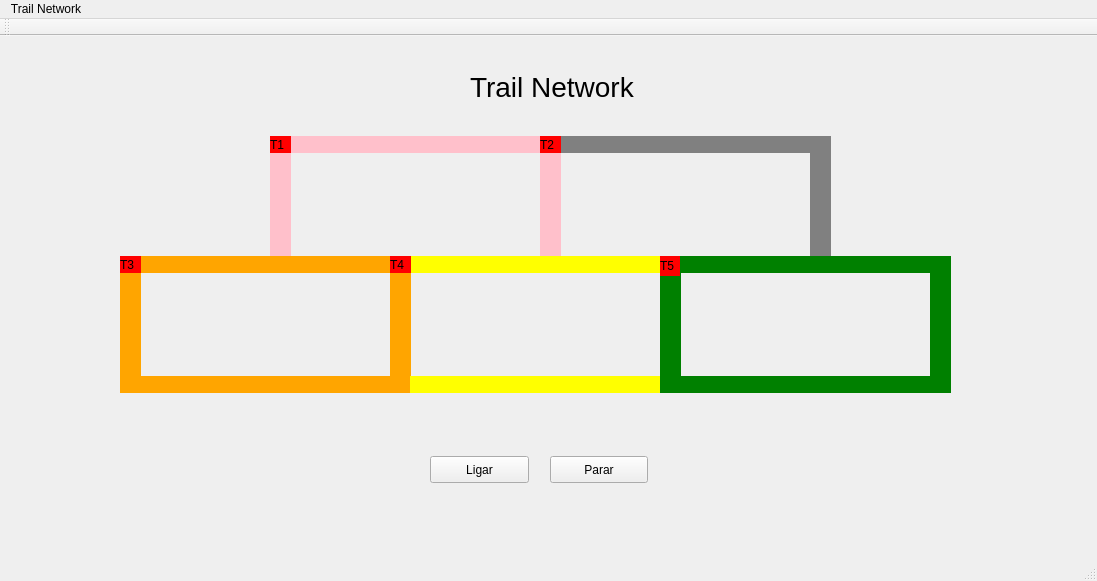
The window that Codigo-QT5-Ubuntu-Trem/mainwindow.ui (julianapequeno/rail-network) describes before a commit, drawn with Qt 5.
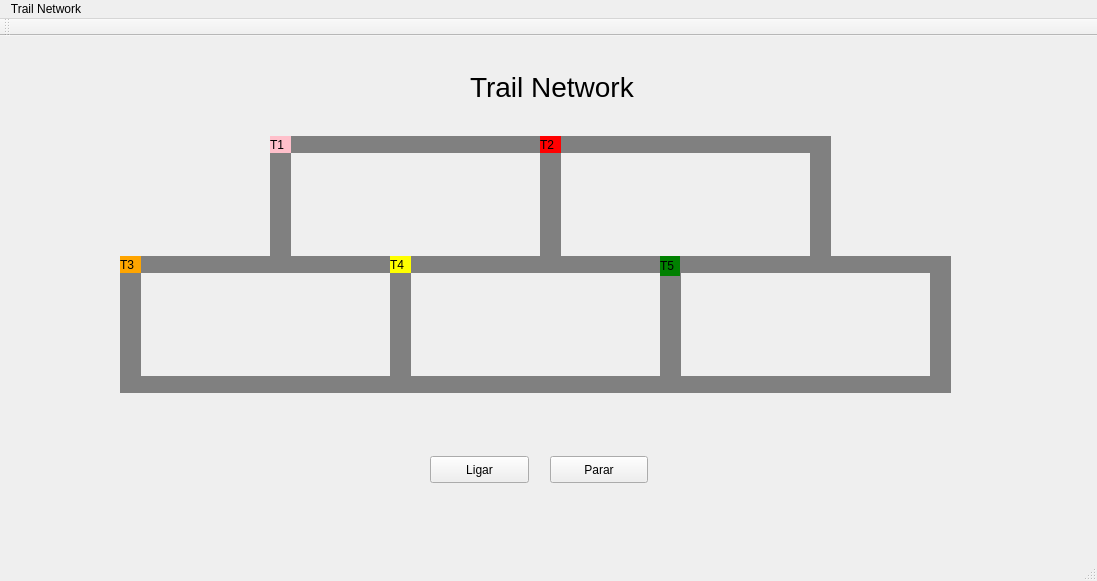
The same window after the commit.

Commit message: feat: train colors trails when passing

The edit to the form file:
```diff
--- a/Codigo-QT5-Ubuntu-Trem/mainwindow.ui
+++ b/Codigo-QT5-Ubuntu-Trem/mainwindow.ui
@@ -23,8 +23,11 @@
       <height>17</height>
      </rect>
     </property>
+    <property name="autoFillBackground">
+     <bool>false</bool>
+    </property>
     <property name="styleSheet">
-     <string notr="true">QLabel { background: red}</string>
+     <string notr="true">QLabel { background: pink}</string>
     </property>
     <property name="text">
      <string>T1</string>
@@ -40,7 +43,7 @@
      </rect>
     </property>
     <property name="styleSheet">
-     <string notr="true">QLabel { background: pink}</string>
+     <string notr="true">QLabel { background: gray}</string>
     </property>
     <property name="text">
      <string/>
@@ -72,7 +75,7 @@
      </rect>
     </property>
     <property name="styleSheet">
-     <string notr="true">QLabel { background: pink}</string>
+     <string notr="true">QLabel { background: gray}</string>
     </property>
     <property name="text">
      <string/>
@@ -88,7 +91,7 @@
      </rect>
     </property>
     <property name="styleSheet">
-     <string notr="true">QLabel { background: pink}</string>
+     <string notr="true">QLabel { background: gray}</string>
     </property>
     <property name="text">
      <string/>
@@ -194,7 +197,7 @@
      </rect>
     </property>
     <property name="styleSheet">
-     <string notr="true">QLabel { background: orange}</string>
+     <string notr="true">QLabel { background: gray}</string>
     </property>
     <property name="text">
      <string/>
@@ -226,7 +229,7 @@
      </rect>
     </property>
     <property name="styleSheet">
-     <string notr="true">QLabel { background: yellow}</string>
+     <string notr="true">QLabel { background: gray}</string>
     </property>
     <property name="text">
      <string/>
@@ -242,7 +245,7 @@
      </rect>
     </property>
     <property name="styleSheet">
-     <string notr="true">QLabel { background: orange}</string>
+     <string notr="true">QLabel { background: gray}</string>
     </property>
     <property name="text">
      <string/>
@@ -258,7 +261,7 @@
      </rect>
     </property>
     <property name="styleSheet">
-     <string notr="true">QLabel { background: orange}</string>
+     <string notr="true">QLabel { background: gray}</string>
     </property>
     <property name="text">
      <string/>
@@ -274,7 +277,7 @@
      </rect>
     </property>
     <property name="styleSheet">
-     <string notr="true">QLabel { background: orange}</string>
+     <string notr="true">QLabel { background: gray}</string>
     </property>
     <property name="text">
      <string/>
@@ -290,7 +293,7 @@
      </rect>
     </property>
     <property name="styleSheet">
-     <string notr="true">QLabel { background: red}</string>
+     <string notr="true">QLabel { background: yellow}</string>
     </property>
     <property name="text">
      <string>T4</string>
@@ -306,7 +309,7 @@
      </rect>
     </property>
     <property name="styleSheet">
-     <string notr="true">QLabel { background: yellow}</string>
+     <string notr="true">QLabel { background: gray}</string>
     </property>
     <property name="text">
      <string/>
@@ -322,7 +325,7 @@
      </rect>
     </property>
     <property name="styleSheet">
-     <string notr="true">QLabel { background: green}</string>
+     <string notr="true">QLabel { background: gray}</string>
     </property>
     <property name="text">
      <string/>
@@ -338,7 +341,7 @@
      </rect>
     </property>
     <property name="styleSheet">
-     <string notr="true">QLabel { background: green}</string>
+     <string notr="true">QLabel { background: gray}</string>
     </property>
     <property name="text">
      <string/>
@@ -354,7 +357,7 @@
      </rect>
     </property>
     <property name="styleSheet">
-     <string notr="true">QLabel { background: green}</string>
+     <string notr="true">QLabel { background: gray}</string>
     </property>
     <property name="text">
      <string/>
@@ -370,7 +373,7 @@
      </rect>
     </property>
     <property name="styleSheet">
-     <string notr="true">QLabel { background: red}</string>
+     <string notr="true">QLabel { background: orange}</string>
     </property>
     <property name="text">
      <string>T3</string>
@@ -386,7 +389,7 @@
      </rect>
     </property>
     <property name="styleSheet">
-     <string notr="true">QLabel { background: red}</string>
+     <string notr="true">QLabel { background: green}</string>
     </property>
     <property name="text">
      <string>T5</string>
@@ -402,7 +405,7 @@
      </rect>
     </property>
     <property name="styleSheet">
-     <string notr="true">QLabel { background: green}</string>
+     <string notr="true">QLabel { background: gray}</string>
     </property>
     <property name="text">
      <string/>
```
Left out of the diff: 68 changed lines with no effect on the pictures. The commit also changes 2 other files.
